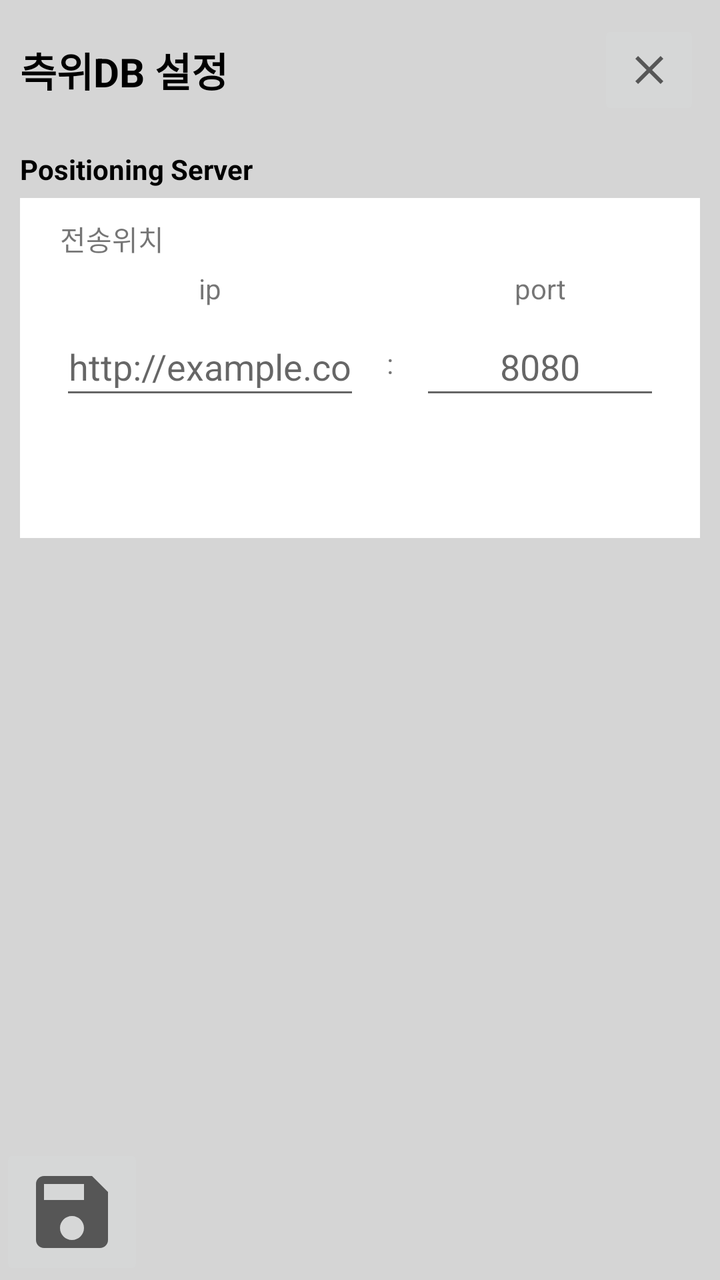
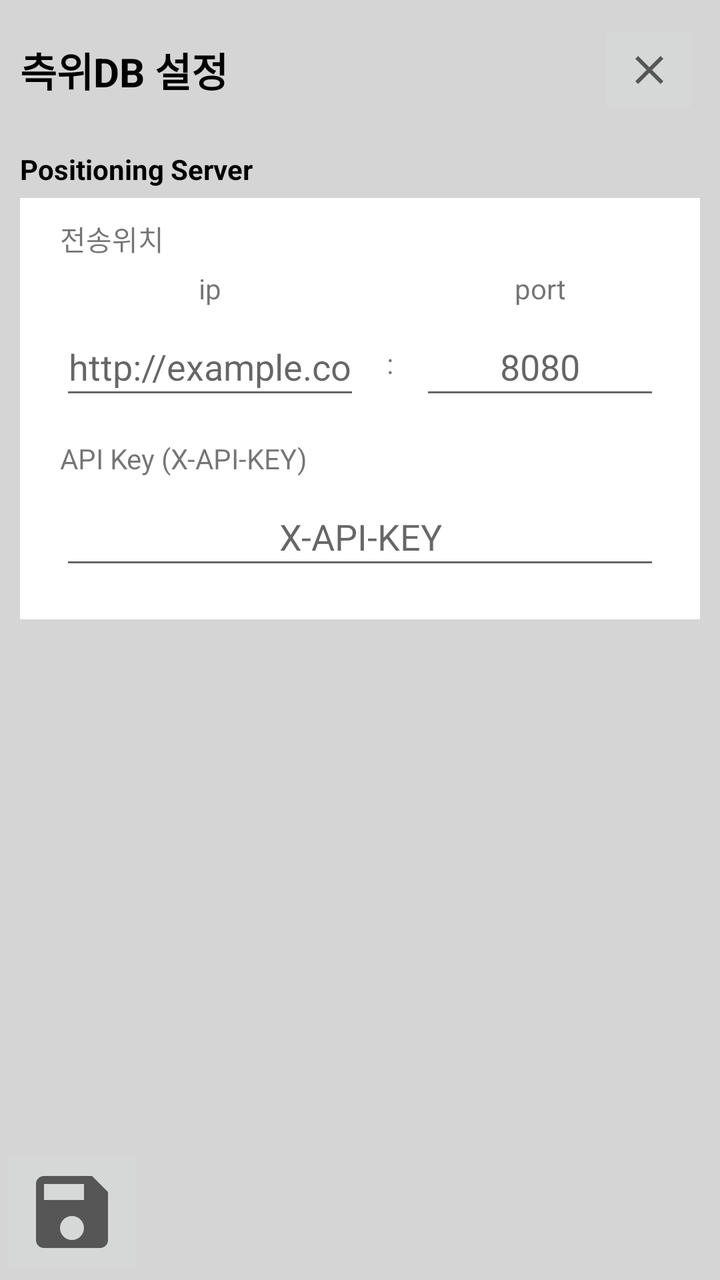

Screens rendered from an Android XML layout before and after an edit, with the pre-edit source and the edit as a unified diff.
<!-- AndroidManifest.xml: application theme Theme.App -->
<!-- res/layout/fragment_position_setting.xml -->
<?xml version="1.0" encoding="utf-8"?>
<FrameLayout xmlns:android="http://schemas.android.com/apk/res/android"
    xmlns:app="http://schemas.android.com/apk/res-auto"
    xmlns:tools="http://schemas.android.com/tools"
    android:layout_width="match_parent"
    android:layout_height="match_parent"
    android:background="@color/gray">

    <androidx.constraintlayout.widget.ConstraintLayout
        android:layout_width="match_parent"
        android:layout_height="match_parent">

        

        <TextView
            android:id="@+id/textView_position_setting"
            android:layout_width="0dp"
            android:layout_height="50dp"
            android:layout_marginStart="10dp"
            android:layout_marginTop="10dp"
            android:layout_marginBottom="10dp"
            android:gravity="center_vertical"
            android:text="측위DB 설정"
            android:textColor="@color/black"
            android:textSize="20sp"
            android:textStyle="bold"
            app:layout_constraintEnd_toStartOf="@+id/imageButton_position_close_setting"
            app:layout_constraintHorizontal_weight="8.5"
            app:layout_constraintStart_toStartOf="parent"
            app:layout_constraintTop_toTopOf="parent" />

        <ImageButton
            android:id="@+id/imageButton_position_close_setting"
            android:layout_width="0dp"
            android:layout_height="0dp"
            android:layout_marginEnd="10dp"
            app:layout_constraintBottom_toBottomOf="@+id/textView_position_setting"
            app:layout_constraintEnd_toEndOf="parent"
            app:layout_constraintHorizontal_weight="1.5"
            app:layout_constraintStart_toEndOf="@+id/textView_position_setting"
            app:layout_constraintTop_toTopOf="@+id/textView_position_setting"
            app:srcCompat="@drawable/ic_baseline_close_24" />


        <ScrollView
            android:id="@+id/scrollView_position_setting"
            android:layout_width="0dp"
            android:layout_height="0dp"
            android:layout_marginStart="10dp"
            android:layout_marginTop="10dp"
            android:layout_marginEnd="10dp"
            android:layout_marginBottom="10dp"
            app:layout_constraintBottom_toTopOf="@+id/linearLayout_position_setting"
            app:layout_constraintEnd_toEndOf="parent"
            app:layout_constraintStart_toStartOf="parent"
            app:layout_constraintTop_toBottomOf="@+id/textView_position_setting">

            <LinearLayout
                android:layout_width="match_parent"
                android:layout_height="wrap_content"
                android:orientation="vertical">

                <TextView
                    android:id="@+id/textView_position_positioning_server_option"
                    android:layout_width="match_parent"
                    android:layout_height="wrap_content"
                    android:layout_marginTop="5dp"
                    android:text="Positioning Server"
                    android:textColor="@color/black"
                    android:textStyle="bold" />

                <androidx.constraintlayout.widget.ConstraintLayout
                    android:id="@+id/constraintLayout_position_positioning_server"
                    android:layout_width="match_parent"
                    android:layout_height="170dp"
                    android:layout_marginTop="5dp"
                    android:background="@color/white"
                    android:paddingHorizontal="20dp"
                    android:paddingVertical="10dp">

                    <TextView
                        android:id="@+id/textView_position_positioning_server_option_place"
                        android:layout_width="match_parent"
                        android:layout_height="wrap_content"
                        android:text="@string/server_option_path"
                        app:layout_constraintStart_toStartOf="parent"
                        app:layout_constraintTop_toTopOf="parent" />

                    <TextView
                        android:id="@+id/textView_position_positioning_server_option_ip"
                        android:layout_width="0dp"
                        android:layout_height="wrap_content"
                        android:layout_marginTop="5dp"
                        android:gravity="center"
                        android:text="@string/server_option_ip"
                        app:layout_constraintEnd_toEndOf="@+id/editText_position_positioning_server_option_ip"
                        app:layout_constraintHorizontal_weight="5"
                        app:layout_constraintStart_toStartOf="parent"
                        app:layout_constraintTop_toBottomOf="@+id/textView_position_positioning_server_option_place" />

                    <TextView
                        android:id="@+id/textView_position_positioning_server_option_port"
                        android:layout_width="0dp"
                        android:layout_height="wrap_content"
                        android:layout_marginTop="5dp"
                        android:gravity="center"
                        android:text="@string/server_option_port"
                        app:layout_constraintEnd_toEndOf="parent"
                        app:layout_constraintHorizontal_weight="3"
                        app:layout_constraintStart_toEndOf="@+id/textView_position_positioning_server_option_colon"
                        app:layout_constraintTop_toBottomOf="@+id/textView_position_positioning_server_option_place" />

                    <EditText
                        android:id="@+id/editText_position_positioning_server_option_ip"
                        android:layout_width="0dp"
                        android:layout_height="46dp"
                        android:layout_marginTop="5dp"
                        android:ems="10"
                        android:gravity="center"
                        android:hint="http://example.com"
                        android:inputType="textUri"
                        app:layout_constraintEnd_toStartOf="@+id/textView_position_positioning_server_option_colon"
                        app:layout_constraintHorizontal_weight="5"
                        app:layout_constraintStart_toStartOf="parent"
                        app:layout_constraintTop_toBottomOf="@+id/textView_position_positioning_server_option_ip" />

                    <TextView
                        android:id="@+id/textView_position_positioning_server_option_colon"
                        android:layout_width="0dp"
                        android:layout_height="0dp"
                        android:gravity="center"
                        android:text="@string/colon"
                        app:layout_constraintBottom_toBottomOf="@+id/editText_position_positioning_server_option_ip"
                        app:layout_constraintEnd_toStartOf="@+id/editText_position_positioning_server_option_port"
                        app:layout_constraintHorizontal_weight="1"
                        app:layout_constraintStart_toEndOf="@+id/editText_position_positioning_server_option_ip"
                        app:layout_constraintTop_toTopOf="@+id/editText_position_positioning_server_option_ip" />

                    <EditText
                        android:id="@+id/editText_position_positioning_server_option_port"
                        android:layout_width="0dp"
                        android:layout_height="0dp"
                        android:layout_marginTop="5dp"
                        android:ems="10"
                        android:gravity="center"
                        android:hint="8080"
                        android:inputType="number"
                        app:layout_constraintBottom_toBottomOf="@+id/textView_position_positioning_server_option_colon"
                        app:layout_constraintEnd_toEndOf="parent"
                        app:layout_constraintHorizontal_weight="4"
                        app:layout_constraintStart_toEndOf="@+id/textView_position_positioning_server_option_colon"
                        app:layout_constraintTop_toBottomOf="@+id/textView_position_positioning_server_option_port" />

                </androidx.constraintlayout.widget.ConstraintLayout>

            </LinearLayout>
        </ScrollView>


        <LinearLayout
            android:id="@+id/linearLayout_position_setting"
            android:layout_width="match_parent"
            android:layout_height="0dp"
            android:layout_weight="1"
            android:gravity="center_vertical"
            android:orientation="horizontal"
            app:layout_constraintBottom_toBottomOf="parent"
            app:layout_constraintEnd_toEndOf="parent"
            app:layout_constraintStart_toStartOf="parent">

            <ImageButton
                android:id="@+id/imageButton_position_save_setting"
                android:layout_width="wrap_content"
                android:layout_height="wrap_content"
                android:layout_marginEnd="10dp"
                android:adjustViewBounds="true"
                android:scaleType="fitCenter"
                app:srcCompat="@drawable/ic_baseline_save_48" />
        </LinearLayout>
    </androidx.constraintlayout.widget.ConstraintLayout>
</FrameLayout>
<!-- resources referenced by this layout -->
<resources>
  <color name="black">#FF000000</color>
  <color name="gray">#D5D5D5</color>
  <color name="white">#FFFFFFFF</color>
  <!-- drawable ic_baseline_close_24 (drawable) -->
  <vector xmlns:android="http://schemas.android.com/apk/res/android"
      android:width="24dp"
      android:height="24dp"
      android:viewportWidth="24"
      android:viewportHeight="24"
      android:tint="?attr/colorControlNormal">
    <path
        android:fillColor="@android:color/white"
        android:pathData="M19,6.41L17.59,5 12,10.59 6.41,5 5,6.41 10.59,12 5,17.59 6.41,19 12,13.41 17.59,19 19,17.59 13.41,12z"/>
  </vector>
  <!-- drawable ic_baseline_save_48 (drawable) -->
  <vector android:height="48dp" android:tint="?attr/colorControlNormal"
      android:viewportHeight="24" android:viewportWidth="24"
      android:width="48dp" xmlns:android="http://schemas.android.com/apk/res/android">
      <path android:fillColor="@android:color/white" android:pathData="M17,3L5,3c-1.11,0 -2,0.9 -2,2v14c0,1.1 0.89,2 2,2h14c1.1,0 2,-0.9 2,-2L21,7l-4,-4zM12,19c-1.66,0 -3,-1.34 -3,-3s1.34,-3 3,-3 3,1.34 3,3 -1.34,3 -3,3zM15,9L5,9L5,5h10v4z"/>
  </vector>
  <string name="colon">:</string>
  <string name="server_option_ip">ip</string>
  <string name="server_option_path">전송위치</string>
  <string name="server_option_port">port</string>
  <style name="Theme.App" parent="Theme.AppCompat.Light.NoActionBar">
          
          <item name="colorPrimary">@color/purple_500</item>
          <item name="colorPrimaryVariant">@color/purple_700</item>
          <item name="colorOnPrimary">@color/white</item>
          
          <item name="colorSecondary">@color/teal_200</item>
          <item name="colorSecondaryVariant">@color/teal_700</item>
          <item name="colorOnSecondary">@color/black</item>
          
          <item name="android:statusBarColor" tools:targetApi="l">?attr/colorPrimaryVariant</item>
          
      </style>
  <color name="purple_500">#FF6200EE</color>
  <color name="purple_700">#FF3700B3</color>
  <color name="teal_200">#FF03DAC5</color>
  <color name="teal_700">#FF018786</color>
</resources>

<!-- the commit's change to res/layout/fragment_position_setting.xml (unified diff, before → after) -->
@@ -72,7 +72,7 @@
                 <androidx.constraintlayout.widget.ConstraintLayout
                     android:id="@+id/constraintLayout_position_positioning_server"
                     android:layout_width="match_parent"
-                    android:layout_height="170dp"
+                    android:layout_height="wrap_content"
                     android:layout_marginTop="5dp"
                     android:background="@color/white"
                     android:paddingHorizontal="20dp"
@@ -150,6 +150,30 @@
                         app:layout_constraintHorizontal_weight="4"
                         app:layout_constraintStart_toEndOf="@+id/textView_position_positioning_server_option_colon"
                         app:layout_constraintTop_toBottomOf="@+id/textView_position_positioning_server_option_port" />
+
+                    <TextView
+                        android:id="@+id/textView_position_positioning_server_option_api_key"
+                        android:layout_width="match_parent"
+                        android:layout_height="wrap_content"
+                        android:layout_marginTop="15dp"
+                        android:text="@string/server_option_api_key"
+                        app:layout_constraintStart_toStartOf="parent"
+                        app:layout_constraintTop_toBottomOf="@+id/editText_position_positioning_server_option_ip" />
+
+                    <EditText
+                        android:id="@+id/editText_position_positioning_server_option_api_key"
+                        android:layout_width="0dp"
+                        android:layout_height="46dp"
+                        android:layout_marginTop="5dp"
+                        android:layout_marginBottom="10dp"
+                        android:gravity="center"
+                        android:hint="X-API-KEY"
+                        android:importantForAutofill="no"
+                        android:inputType="textPassword"
+                        app:layout_constraintBottom_toBottomOf="parent"
+                        app:layout_constraintEnd_toEndOf="parent"
+                        app:layout_constraintStart_toStartOf="parent"
+                        app:layout_constraintTop_toBottomOf="@+id/textView_position_positioning_server_option_api_key" />
 
                 </androidx.constraintlayout.widget.ConstraintLayout>
 
<!-- resource entries referenced after the edit -->
@@ -21,6 +21,7 @@
       <path android:fillColor="@android:color/white" android:pathData="M17,3L5,3c-1.11,0 -2,0.9 -2,2v14c0,1.1 0.89,2 2,2h14c1.1,0 2,-0.9 2,-2L21,7l-4,-4zM12,19c-1.66,0 -3,-1.34 -3,-3s1.34,-3 3,-3 3,1.34 3,3 -1.34,3 -3,3zM15,9L5,9L5,5h10v4z"/>
   </vector>
   <string name="colon">:</string>
+  <string name="server_option_api_key">API Key (X-API-KEY)</string>
   <string name="server_option_ip">ip</string>
   <string name="server_option_path">전송위치</string>
   <string name="server_option_port">port</string>
